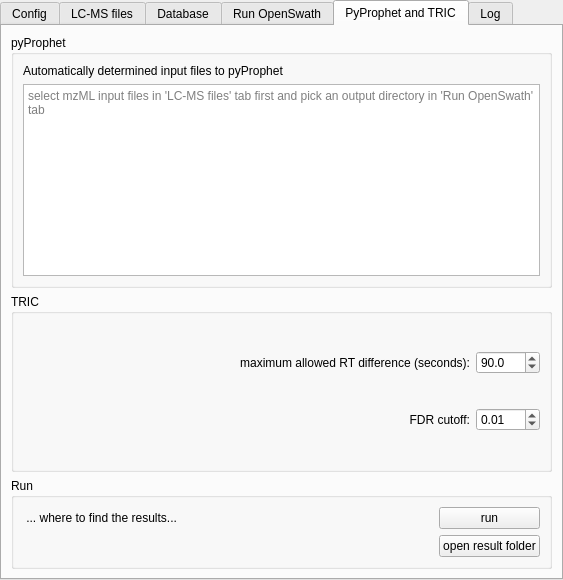
OpenMS/OpenMS-TOPP-GUI, file src/openms_gui/source/VISUAL/DIALOGS/SwathTabWidget.ui: the form before one commit.
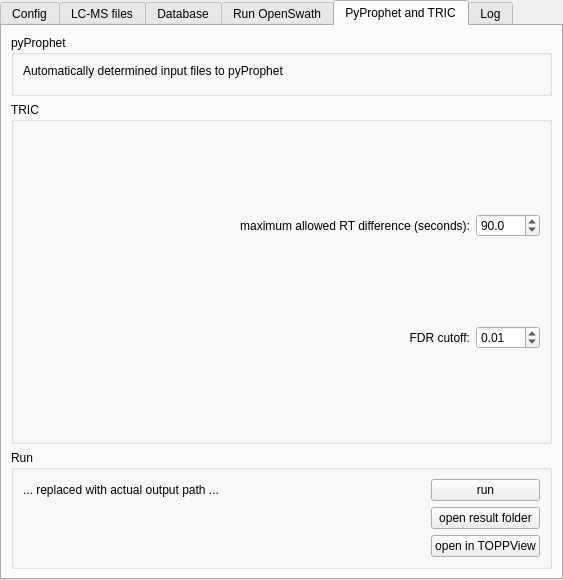
The form after the commit. The open tabs and pages were chosen to show the change. Custom widgets are drawn as their Qt base class.

Commit message: [FEATURE] support opening Wizard results in TOPPView

```diff
--- a/src/openms_gui/source/VISUAL/DIALOGS/SwathTabWidget.ui
+++ b/src/openms_gui/source/VISUAL/DIALOGS/SwathTabWidget.ui
@@ -387,14 +387,7 @@
         </widget>
        </item>
        <item row="1" column="0">
-        <widget class="QTextEdit" name="input_py_pqps">
-         <property name="readOnly">
-          <bool>true</bool>
-         </property>
-         <property name="placeholderText">
-          <string>select mzML input files in 'LC-MS files' tab first and pick an output directory in 'Run OpenSwath' tab</string>
-         </property>
-        </widget>
+        <widget class="TableView" name="tbl_py_pqps" native="true"/>
        </item>
       </layout>
      </widget>
@@ -493,7 +486,7 @@
           </sizepolicy>
          </property>
          <property name="text">
-          <string> ... where to find the results...</string>
+          <string>... replaced with actual output path ...</string>
          </property>
          <property name="wordWrap">
           <bool>true</bool>
@@ -526,6 +519,13 @@
          </property>
         </widget>
        </item>
+       <item row="2" column="1">
+        <widget class="QPushButton" name="pushButton">
+         <property name="text">
+          <string>open in TOPPView</string>
+         </property>
+        </widget>
+       </item>
       </layout>
      </widget>
     </item>
@@ -589,6 +589,12 @@
    <header>OpenMS/VISUAL/SwathLibraryStats.h</header>
    <container>1</container>
   </customwidget>
+  <customwidget>
+   <class>TableView</class>
+   <extends>QWidget</extends>
+   <header>OpenMS/VISUAL/TableView.h</header>
+   <container>1</container>
+  </customwidget>
  </customwidgets>
  <resources/>
  <connections/>
```
Left out of the diff: 2 changed lines with no effect on the pictures. The commit also changes 5 other files.
